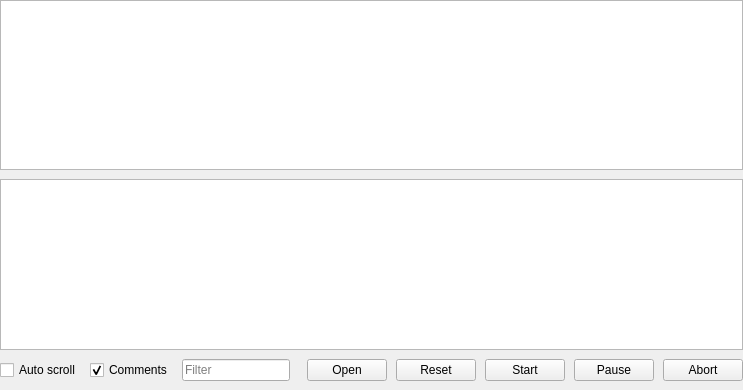
Old version of the form src/gpilot/ui/forms/partials/main/partmainprogram.ui in the repository etet100/AstroCore-GCode-Sender.
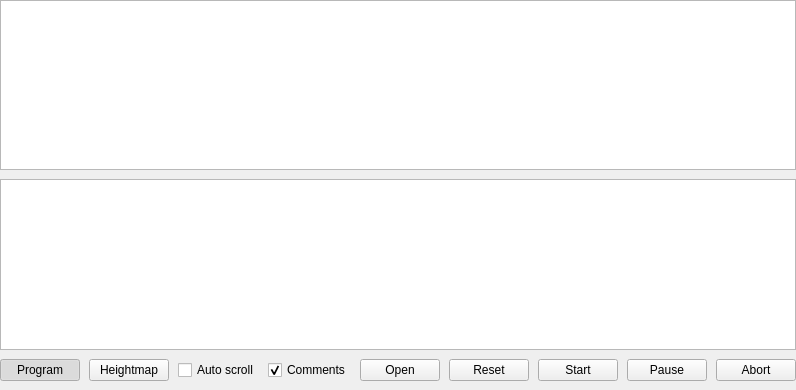
New version of the form. Custom widgets are drawn as their Qt base class.

Commit message: Heightmap: position cells, grid sync, panel toggles

```diff
--- a/src/gpilot/ui/forms/partials/main/partmainprogram.ui
+++ b/src/gpilot/ui/forms/partials/main/partmainprogram.ui
@@ -94,6 +94,42 @@
      </item>
      <item>
       <layout class="QHBoxLayout" name="horizontalLayout_4">
+       <item>
+        <widget class="QPushButton" name="btnProgram">
+         <property name="text">
+          <string>Program</string>
+         </property>
+         <property name="checkable">
+          <bool>true</bool>
+         </property>
+         <property name="checked">
+          <bool>true</bool>
+         </property>
+        </widget>
+       </item>
+       <item>
+        <widget class="QPushButton" name="btnHeightmap">
+         <property name="text">
+          <string>Heightmap</string>
+         </property>
+         <property name="checkable">
+          <bool>true</bool>
+         </property>
+        </widget>
+       </item>
+       <item>
+        <spacer name="horizontalSpacer">
+         <property name="orientation">
+          <enum>Qt::Orientation::Horizontal</enum>
+         </property>
+         <property name="sizeHint" stdset="0">
+          <size>
+           <width>40</width>
+           <height>20</height>
+          </size>
+         </property>
+        </spacer>
+       </item>
        <item>
         <widget class="QCheckBox" name="chkAutoScrollGCode">
          <property name="text">
@@ -111,13 +147,6 @@
          </property>
         </widget>
        </item>
-       <item>
-        <widget class="QLineEdit" name="txtFilter">
-         <property name="placeholderText">
-          <string>Filter</string>
-         </property>
-        </widget>
-       </item>
        <item>
         <spacer name="spacerBot_2">
          <property name="orientation">
```
The commit also changes 21 other files.
